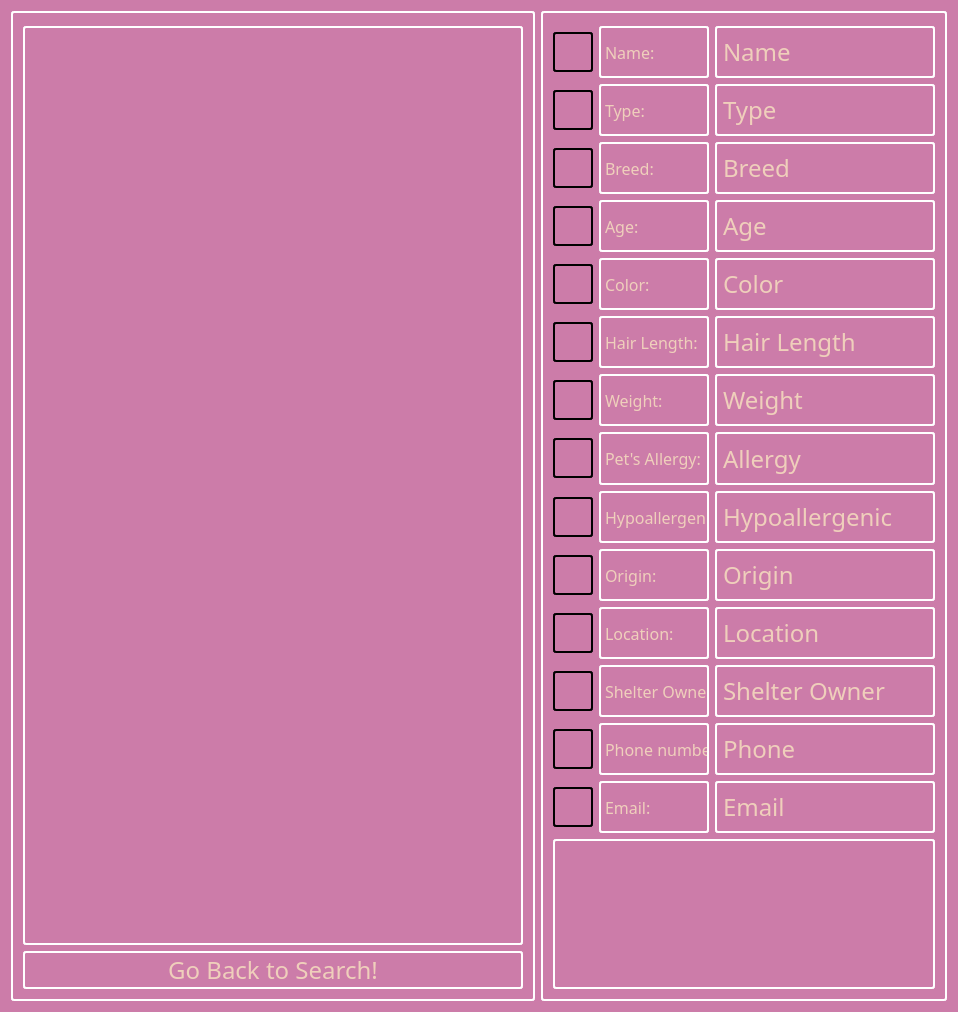
The window that breadnbutter/gui/petprofile.ui (jacksodl23/cs-205-pet-adoption) describes before a commit, drawn with Qt 5.
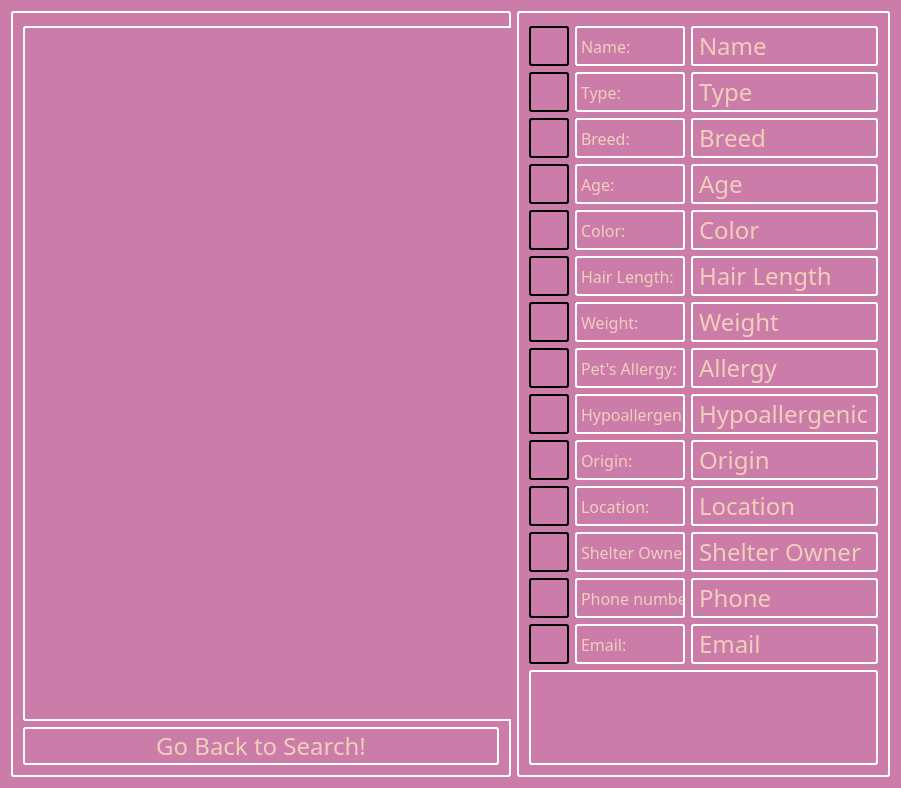
The same window after the commit.

Patch:
```diff
--- a/breadnbutter/gui/petprofile.ui
+++ b/breadnbutter/gui/petprofile.ui
@@ -6,8 +6,8 @@
    <rect>
     <x>0</x>
     <y>0</y>
-    <width>958</width>
-    <height>1012</height>
+    <width>892</width>
+    <height>788</height>
    </rect>
   </property>
   <property name="windowTitle">
@@ -40,7 +40,7 @@
         <property name="minimumSize">
          <size>
           <width>500</width>
-          <height>700</height>
+          <height>600</height>
          </size>
         </property>
         <property name="maximumSize">
```
